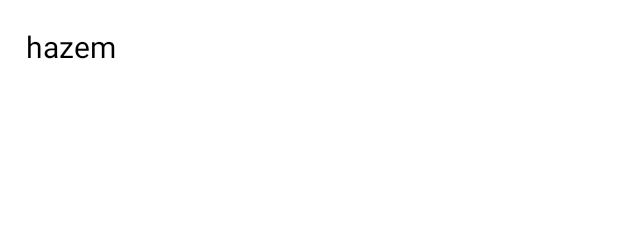
After one commit to hazemamaar/SAGApp, an Android app: the layout item_bluetooth_rv.xml on its own in the app's theme, with its tools: preview values and no code run, on a phone screen of 412 x 824 dp. The commit adds this screen. Shown: the top 225 px of the screen. Run offline under Robolectric (Android 15) with nearby library versions, the phone set to English and light mode, and no system bars.

Commit message:
bluetooth logic

```diff
--- a/sag/src/main/java/com/example/sagapp/authentication/ui/LoginFragment.kt
+++ b/sag/src/main/java/com/example/sagapp/authentication/ui/LoginFragment.kt
@@ -9,7 +9,7 @@ import dagger.hilt.android.AndroidEntryPoint
 @AndroidEntryPoint
 class LoginFragment : BaseFragment<FragmentLoginBinding,LoginViewModel>() {
     override fun onFragmentReady() {
-        TODO("Not yet implemented")
+
     }
 
     override val mViewModel: LoginViewModel by viewModels()
--- a/sag/src/main/res/layout/item_bluetooth_layout.xml
+++ /dev/null
@@ -1,6 +0,0 @@
-<?xml version="1.0" encoding="utf-8"?>
-<Constrans xmlns:android="http://schemas.android.com/apk/res/android"
-    android:layout_width="match_parent"
-    android:layout_height="match_parent">
-
-</Constrans>
--- /dev/null
+++ b/sag/src/main/res/layout/item_bluetooth_rv.xml
@@ -0,0 +1,19 @@
+<?xml version="1.0" encoding="utf-8"?>
+<androidx.constraintlayout.widget.ConstraintLayout xmlns:android="http://schemas.android.com/apk/res/android"
+    android:layout_width="match_parent"
+    android:layout_height="wrap_content"
+    xmlns:app="http://schemas.android.com/apk/res-auto">
+
+    <TextView
+        android:id="@+id/bluetoothName"
+        android:layout_width="match_parent"
+        android:layout_height="40dp"
+        app:layout_constraintStart_toStartOf="parent"
+        app:layout_constraintEnd_toEndOf="parent"
+        app:layout_constraintTop_toTopOf="parent"
+        android:text="hazem"
+        android:textColor="@color/black"
+        android:layout_margin="17dp"
+        android:textSize="20sp"
+        />
+</androidx.constraintlayout.widget.ConstraintLayout>
```
Also changed, not shown: sag/src/main/java/com/example/sagapp/ble/ui/BluetoothActivity.kt (+37 -3 lines), sag/src/main/java/com/example/sagapp/ble/ui/BluetoothListAdapter.kt (+17 -15 lines), sag/src/main/res/layout/activity_bluetooth.xml (+74 -4 lines).
